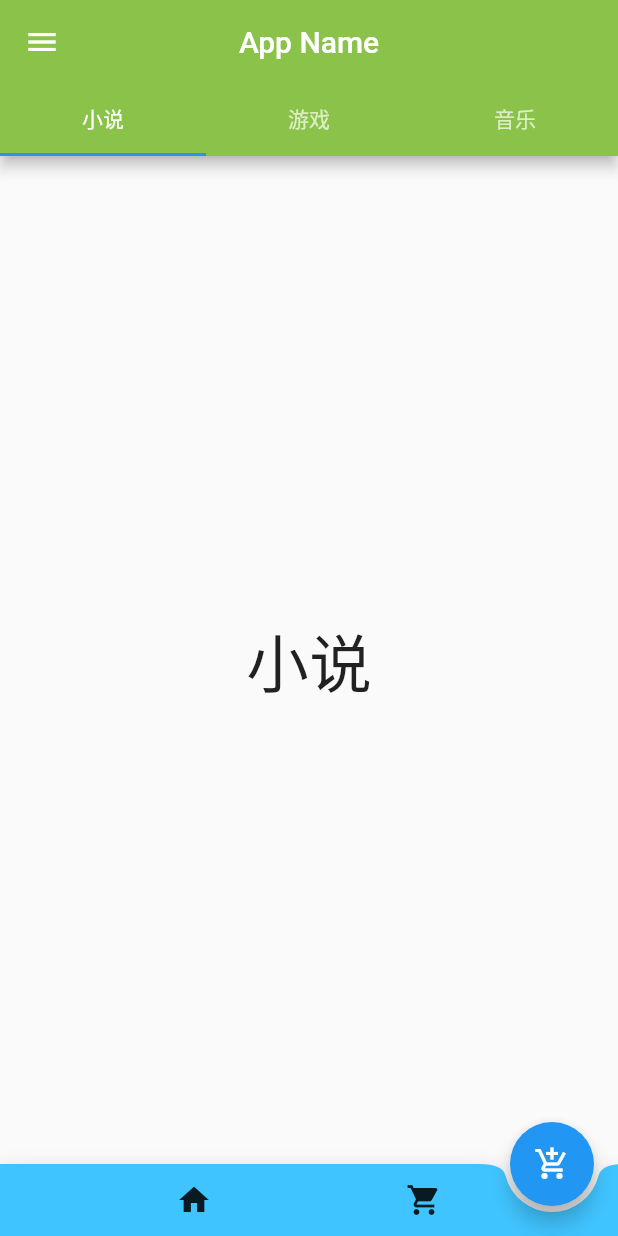
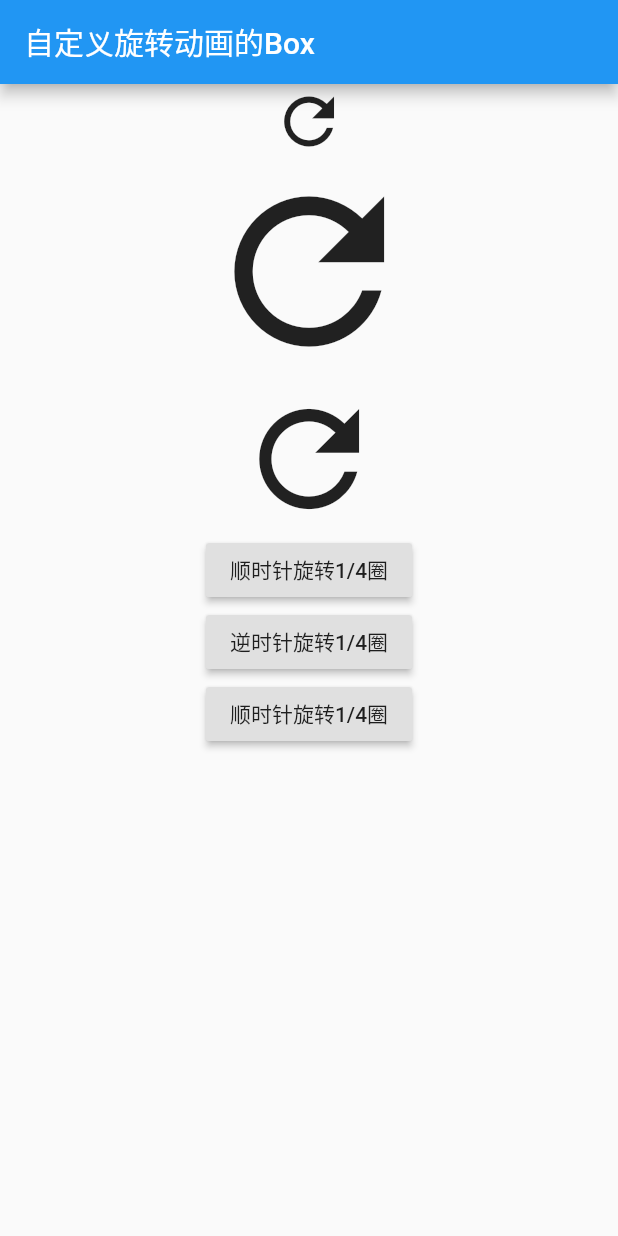
Before and after one commit to soojade/flutter-demoes, a Flutter app: the screen it shows after launch, on a phone screen of 412 x 824 dp. Run offline on Flutter 3.47's test engine with Material 2 defaults, Android fonts, the phone set to English and light mode, and no system bars.

Commit message:
自定义带动画的旋转盒子

```diff
--- a/lib/main.dart
+++ b/lib/main.dart
@@ -1,5 +1,6 @@
 import 'package:flutter/material.dart';
-import 'package:flutter_demoes/simple_app_demo/simple_app.dart'; // 一个简单的小应用界面
+import 'package:flutter_demoes/turn_box/turn_box_demo.dart'; // 自定义带动画的旋转盒子
+// import 'package:flutter_demoes/simple_app_demo/simple_app.dart'; // 一个简单的小应用界面
 // import 'package:flutter_demoes/drag_box/drop_box.dart';  // 拖拽
 // import 'package:flutter_demoes/light_tip/light_tip.dart'; // 轻量级的小提示
 // import 'package:flutter_demoes/cupertino_right_slip_back/right_slip_back.dart'; // 右滑返回
@@ -39,7 +40,8 @@ class MyApp extends StatelessWidget {
       // home: RightSlipBack(), // 右滑返回
       // home: LightTip(), // 轻量级的小提示
       // home: DropBox(), // 拖拽
-      home: SimpleApp(), // 一个简单的小应用界面
+      // home: SimpleApp(), // 一个简单的小应用界面
+      home: TurnBoxDemo(), // 自定义带动画的旋转盒子
     );
   }
 }
--- /dev/null
+++ b/lib/turn_box/turn_box.dart
@@ -0,0 +1,55 @@
+import 'package:flutter/material.dart';
+
+class TurnBox extends StatefulWidget {
+  final double turns;
+  final int speed;
+  final Widget child;
+  const TurnBox(
+      {Key key,
+      this.turns = .0, //旋转的“圈”数,一圈为360度，如0.25圈即90度
+      this.speed = 200, //过渡动画执行的总时长
+      this.child})
+      : super(key: key);
+
+  @override
+  _TurnBoxState createState() => _TurnBoxState();
+}
+
+class _TurnBoxState extends State<TurnBox> with SingleTickerProviderStateMixin {
+  AnimationController _controller;
+
+  @override
+  void initState() {
+    super.initState();
+    _controller = new AnimationController(
+        vsync: this, lowerBound: -double.infinity, upperBound: double.infinity);
+    _controller.value = widget.turns;
+  }
+
+  @override
+  void dispose() {
+    _controller.dispose();
+    super.dispose();
+  }
+
+  @override
+  Widget build(BuildContext context) {
+    return RotationTransition(
+      turns: _controller,
+      child: widget.child,
+    );
+  }
+
+  @override
+  void didUpdateWidget(TurnBox oldWidget) {
+    super.didUpdateWidget(oldWidget);
+    //旋转角度发生变化时执行过渡动画
+    if (oldWidget.turns != widget.turns) {
+      _controller.animateTo(
+        widget.turns,
+        duration: Duration(milliseconds: widget.speed ?? 200),
+        curve: Curves.easeOut,
+      );
+    }
+  }
+}
--- /dev/null
+++ b/lib/turn_box/turn_box_demo.dart
@@ -0,0 +1,75 @@
+import 'package:flutter/material.dart';
+
+import 'turn_box.dart';
+
+class TurnBoxDemo extends StatefulWidget {
+  @override
+  _TurnBoxDemoState createState() => new _TurnBoxDemoState();
+}
+
+class _TurnBoxDemoState extends State<TurnBoxDemo> {
+  double _turns = .0;
+  int _tn = 0;
+
+  @override
+  Widget build(BuildContext context) {
+    return Scaffold(
+        appBar: AppBar(
+          title: Text('自定义旋转动画的Box'),
+        ),
+        body: Center(
+          child: Column(
+            children: <Widget>[
+              TurnBox(
+                turns: _turns,
+                speed: 500,
+                child: Icon(
+                  Icons.refresh,
+                  size: 50,
+                ),
+              ),
+              TurnBox(
+                turns: _turns,
+                speed: 1500,
+                child: Icon(
+                  Icons.refresh,
+                  size: 150.0,
+                ),
+              ),
+              // 和自定义的TurnBox比较没有过渡动画，只能顺时针旋转
+              RotatedBox(
+                quarterTurns: _tn, // 顺时针1/4圈的比例旋转
+                child: Icon(
+                  Icons.refresh,
+                  size: 100.0,
+                ),
+              ),
+              RaisedButton(
+                child: Text("顺时针旋转1/4圈"),
+                onPressed: () {
+                  setState(() {
+                    _turns += .25;
+                  });
+                },
+              ),
+              RaisedButton(
+                child: Text("逆时针旋转1/4圈"),
+                onPressed: () {
+                  setState(() {
+                    _turns -= .25;
+                  });
+                },
+              ),
+              RaisedButton(
+                child: Text('顺时针旋转1/4圈'),
+                onPressed: () {
+                  setState(() {
+                    _tn += 1; // 1个1/4圈
+                  });
+                },
+              )
+            ],
+          ),
+        ));
+  }
+}
```
